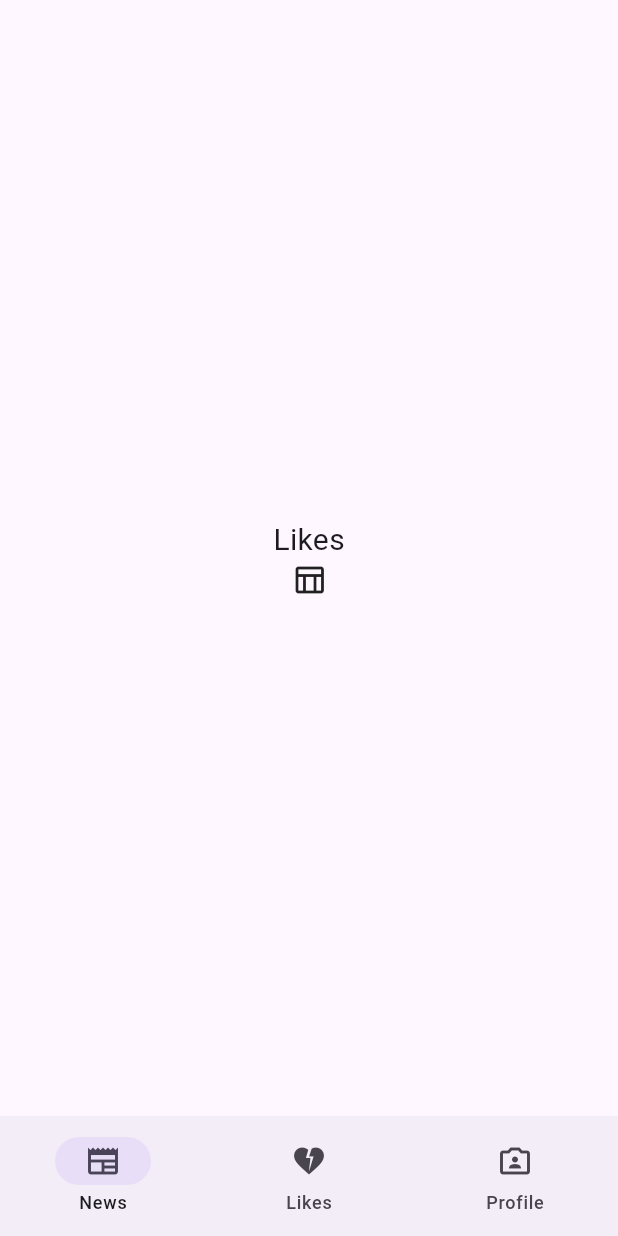
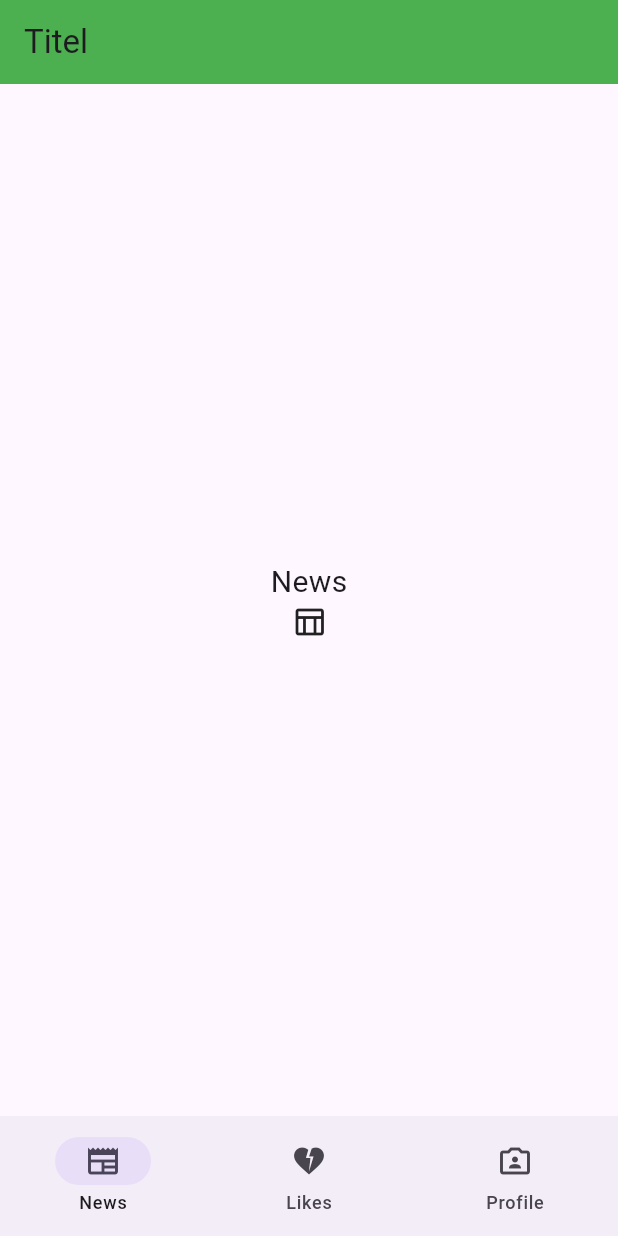
Before and after one commit to AkademieDirk/4.4.2-NavigationBar-Custom-Widgets, a Flutter app: the screen it shows after launch, on a phone screen of 412 x 824 dp. Run offline on Flutter 3.47's test engine with Material 3 defaults, Android fonts, the phone set to English and light mode, and no system bars.

Commit message:
names editet and destinations tested

```diff
--- a/navigation_custom_widgets/lib/Likes.dart
+++ b/navigation_custom_widgets/lib/Likes.dart
@@ -5,9 +5,9 @@ class LikeApp extends StatelessWidget {
 
   @override
   Widget build(BuildContext context) {
-    return MaterialApp(
+    return const MaterialApp(
       home: Scaffold(
-        body: const Center(
+        body: Center(
           child: SafeArea(
               child: Column(
             children: [
--- a/navigation_custom_widgets/lib/main.dart
+++ b/navigation_custom_widgets/lib/main.dart
@@ -1,38 +1,26 @@
 import 'package:flutter/material.dart';
-import 'package:navigation_custom_widgets/Likes.dart';
-import 'package:navigation_custom_widgets/Profile.dart';
+import 'package:navigation_custom_widgets/likes.dart';
+import 'package:navigation_custom_widgets/news.dart';
+import 'package:navigation_custom_widgets/profile.dart';
 
 void main() {
-  runApp(const MainApp());
+  runApp(const AppHome());
 }
 
-class MainApp extends StatelessWidget {
+class MainApp extends StatefulWidget {
   const MainApp({super.key});
 
   @override
+  State<MainApp> createState() => _MainAppState();
+}
+
+class _MainAppState extends State<MainApp> {
+  @override
   Widget build(BuildContext context) {
-    return MaterialApp(
+    return const MaterialApp(
       home: Scaffold(
-        bottomNavigationBar: NavigationBar(
-          destinations: const [
-            NavigationDestination(icon: Icon(Icons.newspaper), label: "News"),
-            NavigationDestination(
-                icon: Icon(Icons.heart_broken), label: "Likes"),
-            NavigationDestination(
-                icon: Icon(Icons.photo_camera_front_outlined), label: "Profile")
-          ],
-        ),
-        body: const Center(
-          child: Column(
-            mainAxisAlignment: MainAxisAlignment.center,
-            children: [
-              Text(
-                "Likes",
-                style: TextStyle(fontSize: 20),
-              ),
-              Icon(Icons.table_chart_outlined),
-            ],
-          ),
+        body: Center(
+          child: SizedBox(child: Text("Homescreen")),
         ),
       ),
     );
@@ -47,12 +35,41 @@ class AppHome extends StatefulWidget {
 }
 
 class _AppHomeState extends State<AppHome> {
+  int currentIndex = 0;
+  List<Widget> myscreens = [
+    const NewsApp(),
+    const LikeApp(),
+    const ProfileApp(),
+  ];
+
   @override
   Widget build(BuildContext context) {
-    return Scaffold(
-        appBar: AppBar(
-      title: Text("Titel"),
-      actions: [],
-    ));
+    return MaterialApp(
+      home: Scaffold(
+          appBar: AppBar(
+            title: const Text("Titel"),
+            actions: const [],
+            backgroundColor: Colors.green,
+          ),
+          bottomNavigationBar: NavigationBar(
+            onDestinationSelected: (int index) {
+              setState(() {
+                currentIndex = index;
+              });
+            },
+            selectedIndex: currentIndex,
+            destinations: const [
+              NavigationDestination(icon: Icon(Icons.newspaper), label: "News"),
+              NavigationDestination(
+                  icon: Icon(Icons.heart_broken), label: "Likes"),
+              NavigationDestination(
+                  icon: Icon(Icons.photo_camera_front_outlined),
+                  label: "Profile")
+            ],
+          ),
+          body: Center(
+            child: myscreens[currentIndex],
+          )),
+    );
   }
 }
--- /dev/null
+++ b/navigation_custom_widgets/lib/news.dart
@@ -0,0 +1,25 @@
+import 'package:flutter/material.dart';
+
+class NewsApp extends StatelessWidget {
+  const NewsApp({super.key});
+
+  @override
+  Widget build(BuildContext context) {
+    return const MaterialApp(
+      home: Scaffold(
+        body: Center(
+          child: Column(
+            mainAxisAlignment: MainAxisAlignment.center,
+            children: [
+              Text(
+                "News",
+                style: TextStyle(fontSize: 20),
+              ),
+              Icon(Icons.table_chart_outlined),
+            ],
+          ),
+        ),
+      ),
+    );
+  }
+}
```
